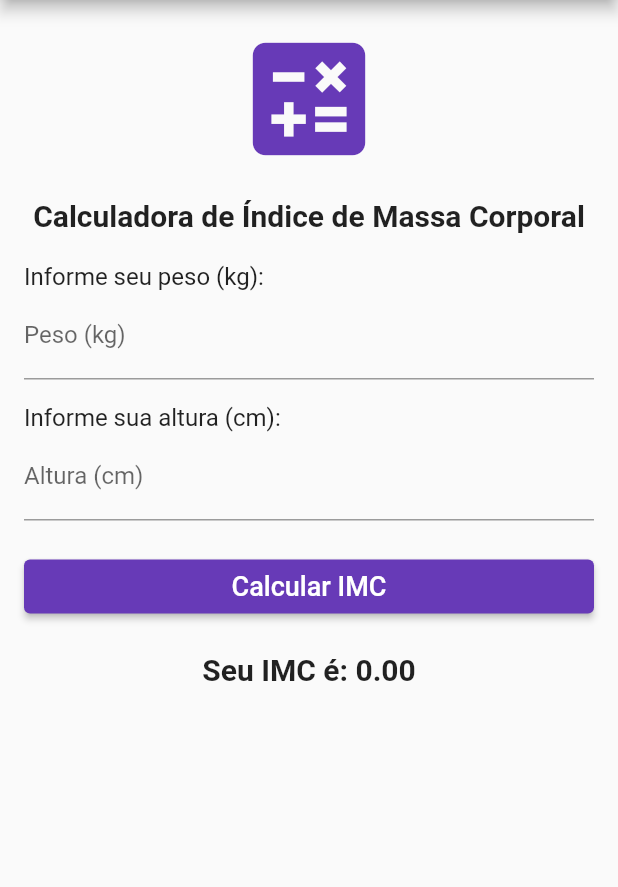
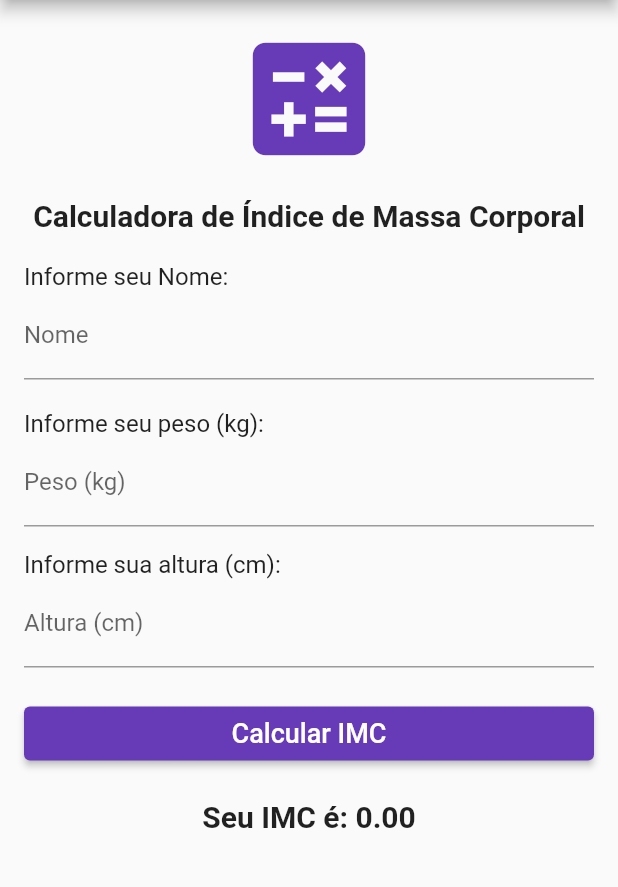
Before and after one commit to WellingtonVell/CalculadoraIMC, a Flutter app: the screen it shows after launch, on a phone screen of 412 x 824 dp, the part 84-971 px from its top. Run offline on Flutter 3.47's test engine with Material 2 defaults, Android fonts, the phone set to English and light mode, and no system bars; our stand-ins replace sqflite; accounts and stored records are empty.

Commit message:
Refatoramento e adiciona persistência de daods locais no SQLite

```diff
--- a/lib/main.dart
+++ b/lib/main.dart
@@ -1,18 +1,21 @@
-import 'package:calculadora_imc/models/imc_result.dart';
+import 'package:flutter/material.dart';
 import 'package:calculadora_imc/pages/settings_page.dart';
 import 'package:calculadora_imc/utils/theme_manager.dart';
-import 'package:flutter/material.dart';
 import 'package:provider/provider.dart';
 import 'package:calculadora_imc/pages/home_page.dart';
 import 'package:calculadora_imc/pages/about_page.dart';
-import 'package:calculadora_imc/pages/imc_history_screen.dart';
+import 'package:calculadora_imc/pages/history_page.dart';
 
-List<IMCResult> imcHistory = [];
+// Lista vazia para armazenar histórico de resultados do IMC
+List<Map<String, dynamic>> imcHistory = [];
 
 void main() {
   runApp(
+    // Configuração do provider para gerenciar o tema do aplicativo
     ChangeNotifierProvider(
-        create: (context) => ThemeManager(), child: const MyApp()),
+      create: (context) => ThemeManager(),
+      child: const MyApp(),
+    ),
   );
 }
 
@@ -26,17 +29,17 @@ class MyApp extends StatelessWidget {
     return MaterialApp(
       title: 'Calculadora de IMC',
 
+      // Temas claro e escuro do aplicativo
       theme: ThemeData.light(),
       darkTheme: ThemeData.dark(),
       themeMode: themeManager.isDarkMode ? ThemeMode.dark : ThemeMode.light,
 
-      initialRoute: '/',
+      initialRoute: '/', // Rota inicial do aplicativo
       routes: {
-        '/': (context) => const MyHomePage(),
-        '/about': (context) => const AboutPage(),
-        '/settings': (context) => const SettingsPage(),
-        '/history': (context) => const IMCHistoryScreen(imcHistory: []),
-
+        '/': (context) => MyHomePage(imcHistory: imcHistory),
+        '/about': (context) => const AboutPage(), // Página "Sobre"
+        '/settings': (context) => const SettingsPage(), // Página de configurações
+        '/history': (context) => IMCHistoryScreen(imcHistory: imcHistory), // Página de histórico
       },
     );
   }
--- a/lib/pages/about_page.dart
+++ b/lib/pages/about_page.dart
@@ -1,13 +1,14 @@
 import 'package:calculadora_imc/widgets/app_bar.dart';
 import 'package:flutter/material.dart';
 
+// Página "Sobre o Aplicativo"
 class AboutPage extends StatelessWidget {
   const AboutPage({super.key});
 
   @override
   Widget build(BuildContext context) {
     return const Scaffold(
-      appBar: MyAppBar(title: 'Sobre o Aplicativo'),
+      appBar: MyAppBar(title: 'Sobre o Aplicativo'), // Barra de aplicativos com título "Sobre o Aplicativo"
       body: SingleChildScrollView(
         padding: EdgeInsets.all(16.0),
         child: Column(
--- a/lib/pages/home_page.dart
+++ b/lib/pages/home_page.dart
@@ -1,6 +1,7 @@
+import 'package:calculadora_imc/data/imc_database_helper.dart';
+import 'package:calculadora_imc/models/imc_result.dart';
 import 'package:flutter/material.dart';
 import 'package:flutter/services.dart';
-import 'package:calculadora_imc/models/imc_result.dart';
 import 'package:calculadora_imc/widgets/app_bar.dart';
 import 'package:calculadora_imc/widgets/drawer.dart';
 import 'package:calculadora_imc/models/value_error.dart';
@@ -8,7 +9,9 @@ import 'package:calculadora_imc/models/bmi_calculator.dart';
 import 'package:calculadora_imc/models/classification.dart';
 
 class MyHomePage extends StatefulWidget {
-  const MyHomePage({Key? key}) : super(key: key);
+  final List<Map<String, dynamic>> imcHistory;
+
+  const MyHomePage({Key? key, required this.imcHistory}) : super(key: key);
 
   @override
   // ignore: library_private_types_in_public_api
@@ -18,35 +21,42 @@ class MyHomePage extends StatefulWidget {
 class _MyHomePageState extends State<MyHomePage> {
   TextEditingController weightController = TextEditingController();
   TextEditingController heightController = TextEditingController();
+  TextEditingController nameController = TextEditingController();
 
   double _imc = 0.0;
   String _classification = '';
   String _errorMessage = '';
-  List<IMCResult> imcHistory = [];
 
-  final BMICalculator bmiCalculator = BMICalculator(); // Instancia o modelo BMICalculator
-  final Classification classification = Classification(); // Instancia a classe Classification
+  final BMICalculator bmiCalculator = BMICalculator();
+  final Classification classification = Classification();
 
   void calculateBMI() {
     String weightText = weightController.text;
     String heightText = heightController.text;
+    String name = nameController.text;
 
     try {
       double weight = double.parse(weightText);
       double height = double.parse(heightText) / 100;
 
-      double bmi = bmiCalculator.calculateBMI(weight, height); // Usa o modelo para calcular o BMI
-
-      String classification = Classification.classifyBMI(bmi); // Usa a instância da classe Classification
+      double bmi = bmiCalculator.calculateBMI(weight, height);
+      String classification = Classification.classifyBMI(bmi);
 
       final result = IMCResult(
-          imc: bmi, classification: classification, date: DateTime.now());
+        name: name,
+        imc: bmi,
+        classification: classification,
+        date: DateTime.now(),
+      );
+
+      final databaseHelper = IMCDatabaseHelper();
+      databaseHelper.adicionarDadoIMC(result, weight, height, DateTime.now().toString());
+
       setState(() {
         _imc = bmi;
         _classification = classification;
         _errorMessage = '';
       });
-      imcHistory.add(result);
     } catch (e) {
       ValueError.show(context);
     }
@@ -57,7 +67,7 @@ class _MyHomePageState extends State<MyHomePage> {
     return Scaffold(
       appBar: const MyAppBar(title: 'Calculadora IMC'),
       drawer: MyDrawer(
-        imcHistory: imcHistory,
+        imcHistory: widget.imcHistory,
       ),
       body: SingleChildScrollView(
         padding: const EdgeInsets.all(16.0),
@@ -75,16 +85,23 @@ class _MyHomePageState extends State<MyHomePage> {
               textAlign: TextAlign.center,
             ),
             const SizedBox(height: 20.0),
-            const Text('Informe seu peso (kg):',
-                style: TextStyle(fontSize: 16.0)),
+            const Text('Informe seu Nome:', style: TextStyle(fontSize: 16.0)),
+            TextField(
+              key: const Key('nameField'),
+              controller: nameController,
+              decoration: const InputDecoration(
+                hintText: 'Seu Nome',
+                labelText: 'Nome',
+              ),
+            ),
+            const SizedBox(height: 20.0),
+            const Text('Informe seu peso (kg):', style: TextStyle(fontSize: 16.0)),
             TextField(
               key: const Key('weightField'),
               controller: weightController,
-              keyboardType:
-                  const TextInputType.numberWithOptions(decimal: true),
+              keyboardType: const TextInputType.numberWithOptions(decimal: true),
               inputFormatters: <TextInputFormatter>[
-                FilteringTextInputFormatter.allow(
-                    RegExp(r'^\d+\.?\d{0,2}')) // impedir utilização de letras
+                FilteringTextInputFormatter.allow(RegExp(r'^\d+\.?\d{0,2}')),
               ],
               decoration: const InputDecoration(
                 hintText: 'Exemplo: 70.5',
@@ -92,16 +109,13 @@ class _MyHomePageState extends State<MyHomePage> {
               ),
             ),
             const SizedBox(height: 16.0),
-            const Text('Informe sua altura (cm):',
-                style: TextStyle(fontSize: 16.0)),
+            const Text('Informe sua altura (cm):', style: TextStyle(fontSize: 16.0)),
             TextField(
               key: const Key('heightField'),
               controller: heightController,
-              keyboardType:
-                  const TextInputType.numberWithOptions(decimal: true),
+              keyboardType: const TextInputType.numberWithOptions(decimal: true),
               inputFormatters: <TextInputFormatter>[
-                FilteringTextInputFormatter.allow(
-                    RegExp(r'^\d+\.?\d{0,2}')) // impedir utilização de letras
+                FilteringTextInputFormatter.allow(RegExp(r'^\d+\.?\d{0,2}')),
               ],
               decoration: const InputDecoration(
                 hintText: 'Exemplo: 175',
@@ -112,17 +126,14 @@ class _MyHomePageState extends State<MyHomePage> {
             ElevatedButton(
               onPressed: calculateBMI,
               style: ElevatedButton.styleFrom(
-                // ignore: deprecated_member_use
-                primary: Colors.deepPurple,
+                backgroundColor: Colors.deepPurple,
               ),
-              child:
-                  const Text('Calcular IMC', style: TextStyle(fontSize: 18.0)),
+              child: const Text('Calcular IMC', style: TextStyle(fontSize: 18.0)),
             ),
             const SizedBox(height: 20.0),
             Text(
               'Seu IMC é: ${_imc.toStringAsFixed(2)}',
-              style:
-                  const TextStyle(fontSize: 20.0, fontWeight: FontWeight.bold),
+              style: const TextStyle(fontSize: 20.0, fontWeight: FontWeight.bold),
               textAlign: TextAlign.center,
             ),
             const SizedBox(height: 10.0),
--- a/lib/utils/theme_manager.dart
+++ b/lib/utils/theme_manager.dart
@@ -1,13 +1,16 @@
 import 'package:flutter/material.dart';
 import 'package:flutter/foundation.dart';
 
+// Classe que gerencia o tema do aplicativo
 class ThemeManager extends ChangeNotifier {
-  bool _isDarkMode = false;
+  bool _isDarkMode = false; // Variável para rastrear o modo escuro
 
+  // Getter para verificar se o modo escuro está ativado
   bool get isDarkMode => _isDarkMode;
 
+  // Método para alternar entre o tema claro e escuro
   void toggleTheme() {
-    _isDarkMode = !_isDarkMode;
-    notifyListeners();
+    _isDarkMode = !_isDarkMode; // Inverte o estado do modo escuro
+    notifyListeners(); // Notifica os widgets sobre a mudança no tema
   }
 }
--- a/lib/widgets/app_bar.dart
+++ b/lib/widgets/app_bar.dart
@@ -1,8 +1,9 @@
-// app_bar.dart
 import 'package:flutter/material.dart';
 
+// Classe que define uma barra de aplicativos personalizada
 class MyAppBar extends StatelessWidget implements PreferredSizeWidget {
-  final String? title;
+  final String? title; // Título da barra de aplicativos
+
   const MyAppBar({Key? key, this.title}) : super(key: key);
 
   @override
@@ -11,8 +12,8 @@ class MyAppBar extends StatelessWidget implements PreferredSizeWidget {
   @override
   Widget build(BuildContext context) {
     return AppBar(
-      backgroundColor: Colors.deepPurple,
-      title: title != null ? Text(title!) : null, // Verifica se o título é fornecido
+      backgroundColor: Colors.deepPurple, // Define a cor de fundo da barra de aplicativo
+      title: title != null ? Text(title!) : null, // Define o título da barra (se fornecido)
     );
   }
 }
```
Also changed, not shown: lib/data/imc_database_helper.dart (added, +81 -0 lines), lib/models/bmi_calculator.dart (+6 -2 lines), lib/models/classification.dart (+27 -0 lines), lib/models/imc_result.dart (+26 -0 lines), lib/models/value_error.dart (+6 -4 lines), lib/pages/history_page.dart (added, +96 -0 lines), lib/pages/imc_history_screen.dart (deleted, +0 -32 lines), lib/pages/settings_page.dart (+14 -54 lines), lib/widgets/drawer.dart (+10 -11 lines), pubspec.yaml (+3 -71 lines), pubspec.lock, 2 other files.
